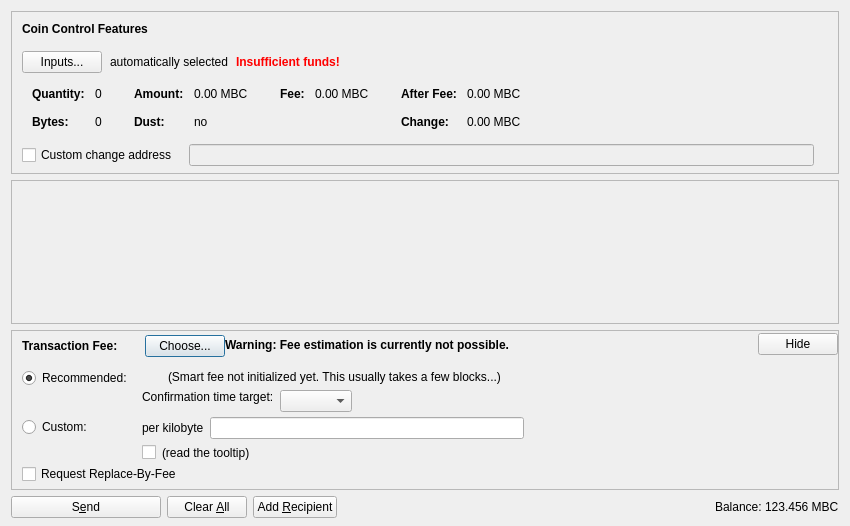
Before: the Qt Designer form src/qt/forms/sendcoinsdialog.ui in CryptoDevelopmentServices/AdventureCoin, drawn with Qt 5.
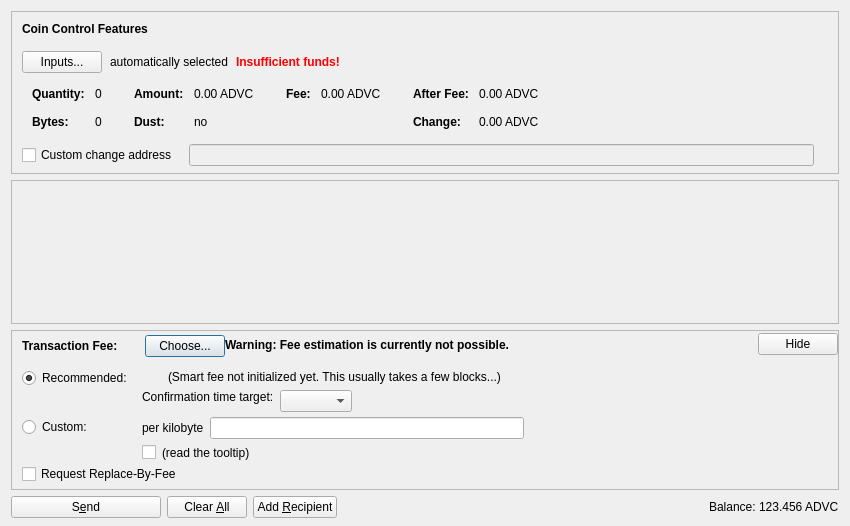
After: the same form once the commit is applied. Icons and pictures are not drawn. Custom widgets are drawn as their Qt base class.

Diff of the .ui file:
```diff
--- a/src/qt/forms/sendcoinsdialog.ui
+++ b/src/qt/forms/sendcoinsdialog.ui
@@ -324,7 +324,7 @@
                   <enum>Qt::ActionsContextMenu</enum>
                  </property>
                  <property name="text">
-                  <string notr="true">0.00 MBC</string>
+                  <string notr="true">0.00 ADVC</string>
                  </property>
                  <property name="textInteractionFlags">
                   <set>Qt::LinksAccessibleByMouse|Qt::TextSelectableByKeyboard|Qt::TextSelectableByMouse</set>
@@ -404,7 +404,7 @@
                   <enum>Qt::ActionsContextMenu</enum>
                  </property>
                  <property name="text">
-                  <string notr="true">0.00 MBC</string>
+                  <string notr="true">0.00 ADVC</string>
                  </property>
                  <property name="textInteractionFlags">
                   <set>Qt::LinksAccessibleByMouse|Qt::TextSelectableByKeyboard|Qt::TextSelectableByMouse</set>
@@ -455,7 +455,7 @@
                   <enum>Qt::ActionsContextMenu</enum>
                  </property>
                  <property name="text">
-                  <string notr="true">0.00 MBC</string>
+                  <string notr="true">0.00 ADVC</string>
                  </property>
                  <property name="textInteractionFlags">
                   <set>Qt::LinksAccessibleByMouse|Qt::TextSelectableByKeyboard|Qt::TextSelectableByMouse</set>
@@ -484,7 +484,7 @@
                   <enum>Qt::ActionsContextMenu</enum>
                  </property>
                  <property name="text">
-                  <string notr="true">0.00 MBC</string>
+                  <string notr="true">0.00 ADVC</string>
                  </property>
                  <property name="textInteractionFlags">
                   <set>Qt::LinksAccessibleByMouse|Qt::TextSelectableByKeyboard|Qt::TextSelectableByMouse</set>
@@ -1247,7 +1247,7 @@
           <cursorShape>IBeamCursor</cursorShape>
          </property>
          <property name="text">
-          <string notr="true">123.456 MBC</string>
+          <string notr="true">123.456 ADVC</string>
          </property>
          <property name="textInteractionFlags">
           <set>Qt::LinksAccessibleByMouse|Qt::TextSelectableByKeyboard|Qt::TextSelectableByMouse</set>
```
Left out of the diff: 4 changed lines with no effect on the pictures.
